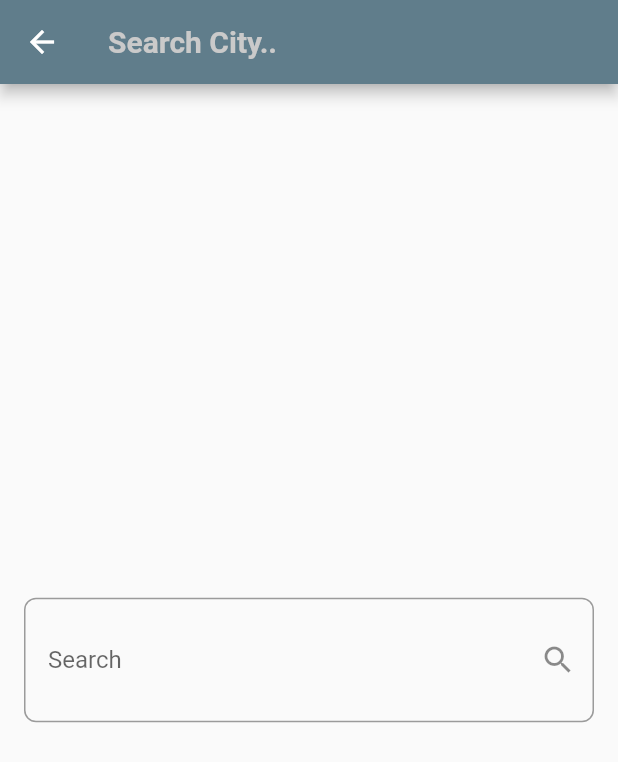
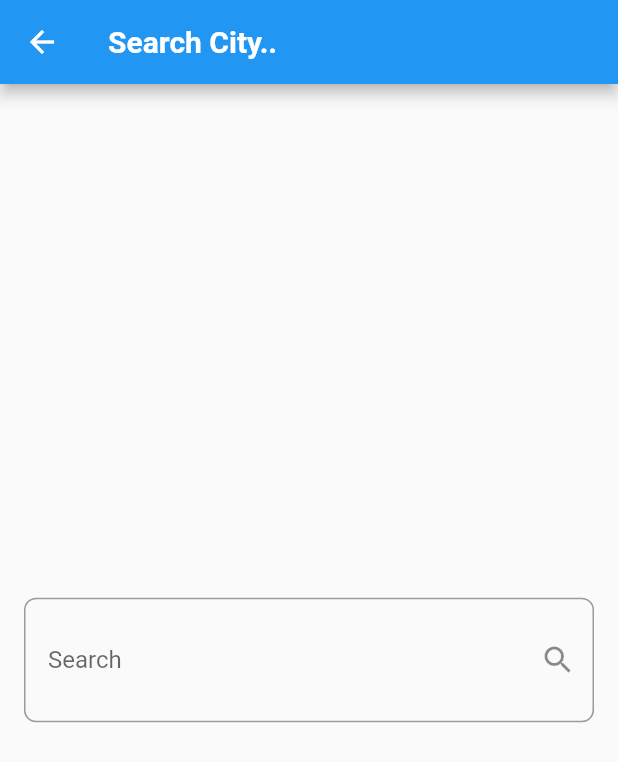
Before and after one commit to Shahd-Mohy/WeatherApp, a Flutter app: the screen it shows after launch, after a tap on the "search" icon, on a phone screen of 412 x 824 dp. Shown: the top 762 px of the screen. Run offline on Flutter 3.47's test engine with Material 3 defaults, Android fonts, the phone set to English and light mode, and no system bars; our stand-ins replace dio, flutter_bloc.

Commit message:
sec commit

```diff
--- a/lib/views/home_view.dart
+++ b/lib/views/home_view.dart
@@ -18,11 +18,11 @@ class _HomeViewState extends State<HomeView> {
   Widget build(BuildContext context) {
     return Scaffold(
         appBar: AppBar(
-          backgroundColor: Colors.blueGrey,
+
           title: const Text(
             'Weather App',
             style: TextStyle(
-                color: Color.fromARGB(255, 202, 202, 202),
+                // color: Color.fromARGB(255, 202, 202, 202),
                 fontWeight: FontWeight.w600),
           ),
           actions: [
@@ -37,7 +37,7 @@ class _HomeViewState extends State<HomeView> {
                   padding: EdgeInsets.only(right: 20.0),
                   child: Icon(
                     Icons.search_rounded,
-                    color: Color.fromARGB(255, 202, 202, 202),
+                    // color: Color.fromARGB(255, 202, 202, 202),
                     size: 30,
                   ),
                 ))
--- a/lib/views/search_view.dart
+++ b/lib/views/search_view.dart
@@ -14,11 +14,11 @@ class SearchView extends StatelessWidget {
   Widget build(BuildContext context) {
     return Scaffold(
       appBar: AppBar(
-        backgroundColor: Colors.blueGrey,
+
         title: const Text(
           "Search City..",
           style: TextStyle(
-              color: Color.fromARGB(255, 202, 202, 202),
+              // color: Color.fromARGB(255, 202, 202, 202),
               fontWeight: FontWeight.w600),
         ),
       ),
```
Also changed, not shown: lib/widgets/weather_info_body.dart (+14 -1 lines).
